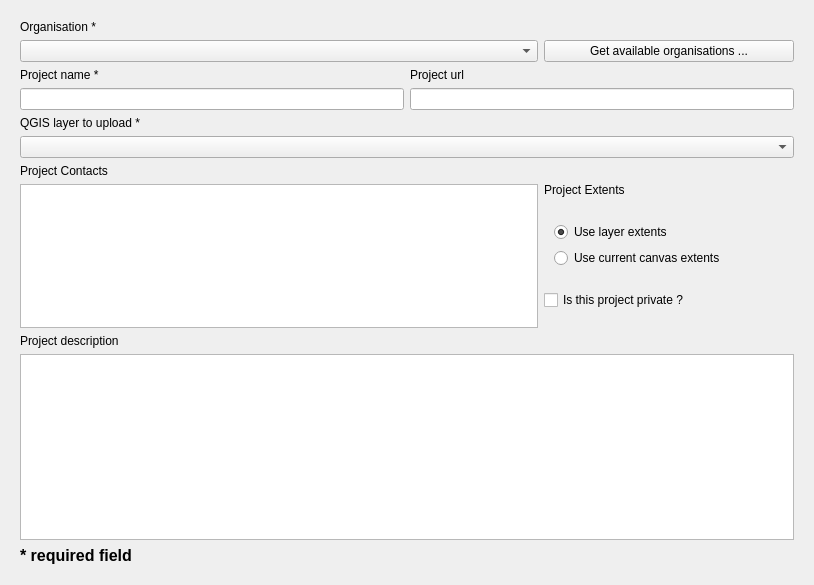
Qt form cadasta/gui/ui/wizard/step_project_creation01.ui (Cadasta/cadasta-qgis-plugin) before a commit.
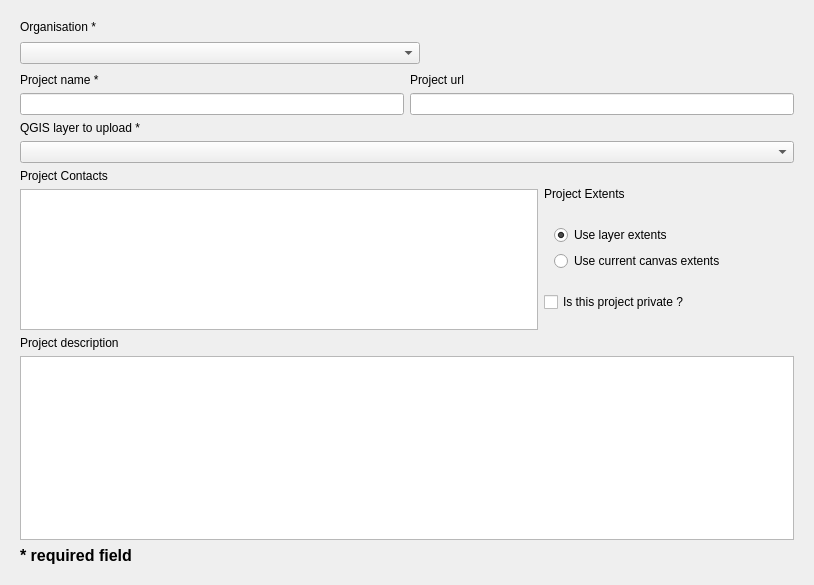
The same form after that commit. Custom widgets are drawn as their Qt base class.

Patch:
```diff
--- a/cadasta/gui/ui/wizard/step_project_creation01.ui
+++ b/cadasta/gui/ui/wizard/step_project_creation01.ui
@@ -48,27 +48,65 @@
        <item>
         <layout class="QHBoxLayout" name="horizontalLayout">
          <item>
-          <widget class="QComboBox" name="organisation_box"/>
-         </item>
-         <item>
-          <widget class="QPushButton" name="get_organisation_button">
+          <widget class="QComboBox" name="organisation_box">
            <property name="minimumSize">
             <size>
-             <width>250</width>
+             <width>400</width>
              <height>0</height>
             </size>
            </property>
            <property name="maximumSize">
             <size>
-             <width>250</width>
+             <width>400</width>
              <height>16777215</height>
             </size>
            </property>
+           <property name="layoutDirection">
+            <enum>Qt::LeftToRight</enum>
+           </property>
+          </widget>
+         </item>
+         <item>
+          <widget class="QLabel" name="throbber_loader">
+           <property name="sizePolicy">
+            <sizepolicy hsizetype="Preferred" vsizetype="Preferred">
+             <horstretch>27</horstretch>
+             <verstretch>27</verstretch>
+            </sizepolicy>
+           </property>
+           <property name="minimumSize">
+            <size>
+             <width>27</width>
+             <height>27</height>
+            </size>
+           </property>
+           <property name="maximumSize">
+            <size>
+             <width>27</width>
+             <height>27</height>
+            </size>
+           </property>
            <property name="text">
-            <string>Get available organisations ...</string>
+            <string/>
            </property>
           </widget>
          </item>
+         <item>
+          <spacer name="horizontalSpacer">
+           <property name="orientation">
+            <enum>Qt::Horizontal</enum>
+           </property>
+           <property name="sizeType">
+            <enum>QSizePolicy::Expanding</enum>
+           </property>
+           <property name="sizeHint" stdset="0">
+            <size>
+             <width>300</width>
+             <height>20</height>
+            </size>
+           </property>
+          </spacer>
+         </item>
         </layout>
        </item>
        <item>
```
Left out of the diff: 6 changed lines with no effect on the pictures.
